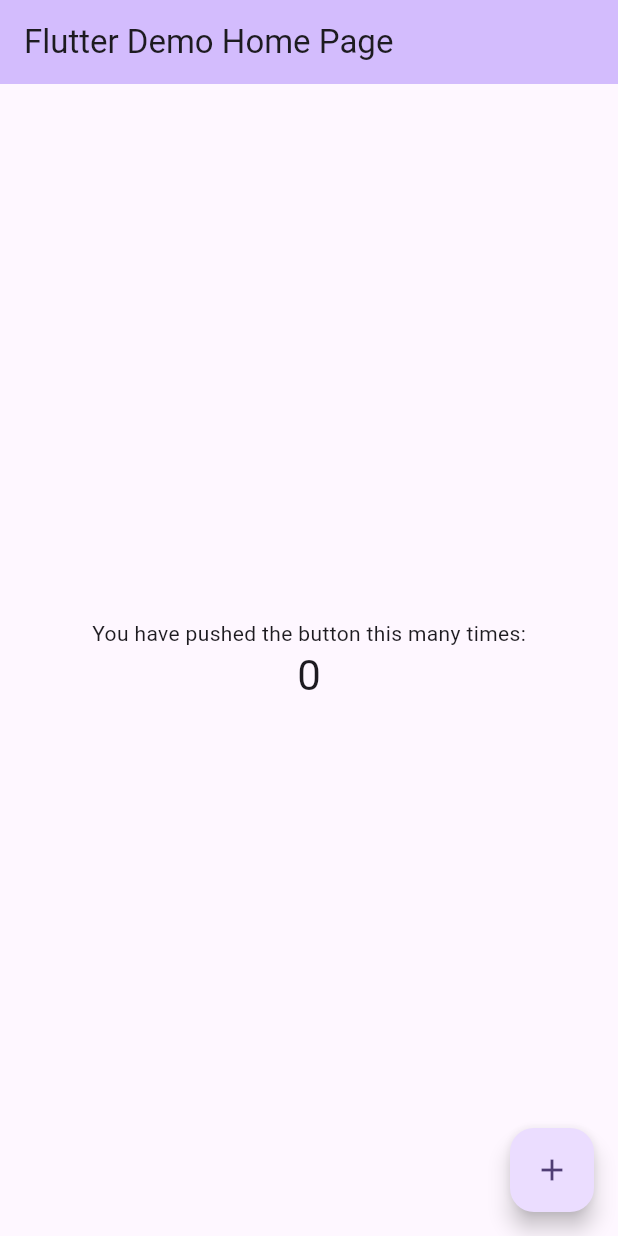
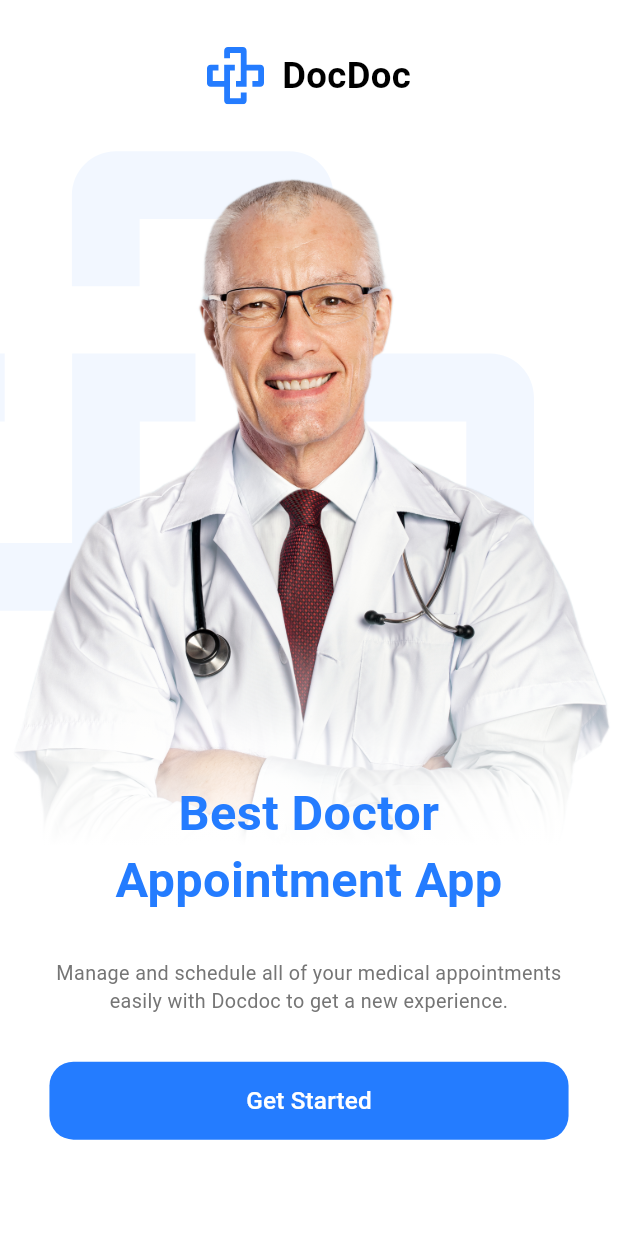
Before and after one commit to Davidwasfy11/flutter_appointment_project, a Flutter app: the screen it shows after launch, on a phone screen of 412 x 824 dp. Run offline on Flutter 3.47's test engine with Material 3 defaults, Android fonts, the phone set to English and light mode, and no system bars; our stand-ins replace flutter_screenutil, flutter_svg.

Commit message:
added images and svgs folders for assets added flutter_svgs & flutter_screenutil make a file doc for client added navigation extentison added routing folder that contain router class and routes file added color and text styles added empty login screen added onboarding screen

```diff
--- /dev/null
+++ b/lib/core/helpers/extensions.dart
@@ -0,0 +1,21 @@
+import 'package:flutter/material.dart';
+
+extension Navigation on BuildContext {
+  Future<dynamic> pushNamed(String routeName, {Object? arguments}) {
+    return Navigator.of(this).pushNamed(routeName, arguments: arguments);
+  }
+
+  Future<dynamic> pushReplacementNamed(String routeName, {Object? arguments}) {
+    return Navigator.of(this)
+        .pushReplacementNamed(routeName, arguments: arguments);
+  }
+
+  Future<dynamic> pushNamedAndRemoveUntil(String routeName,
+      {Object? arguments, required RoutePredicate predicate}) {
+    return Navigator.of(this)
+        .pushNamedAndRemoveUntil(routeName, predicate, arguments: arguments);
+  }
+
+  void pop() => Navigator.of(this).pop();
+  // 34:28696
+}
--- /dev/null
+++ b/lib/core/routing/app_router.dart
@@ -0,0 +1,30 @@
+import 'package:appointment_project/core/routing/routes.dart';
+import 'package:appointment_project/features/login/ui/login_screen.dart';
+import 'package:appointment_project/features/onboarding/onboarding_screen.dart';
+import 'package:flutter/material.dart';
+
+class AppRouter {
+
+
+
+  Route generateRoute(RouteSettings settings){
+
+    // this argument to be passed in any screen like this (argument as ClassName )
+    final argument = settings.arguments;
+
+    switch (settings.name) {
+      case Routes.onBoardingScreen  :
+        return MaterialPageRoute(builder: (_)=> const OnboardingScreen());
+
+      case Routes.loginScreen  :
+        return MaterialPageRoute(builder: (_)=> const LoginScreen());
+
+      default:
+        return MaterialPageRoute(builder: (_)=> Scaffold(
+          body: Center(
+            child:  Text('No route defined for ${settings.name}'),
+          ),
+        ));
+    }
+  }
+}
--- /dev/null
+++ b/lib/core/routing/routes.dart
@@ -0,0 +1,4 @@
+class Routes {
+  static const String onBoardingScreen ="/onBoardingScreen";
+  static const String loginScreen ="/loginScreen";
+}
--- /dev/null
+++ b/lib/core/theming/colors.dart
@@ -0,0 +1,6 @@
+import 'package:flutter/material.dart';
+
+class ColorsManager {
+  static const Color mainBlue = Color(0xFF247CFF);
+  static const Color gray = Color(0xFF757575);
+}
--- /dev/null
+++ b/lib/core/theming/styles.dart
@@ -0,0 +1,27 @@
+import 'package:appointment_project/core/theming/colors.dart';
+import 'package:flutter/material.dart';
+import 'package:flutter_screenutil/flutter_screenutil.dart';
+
+class TextStyles {
+  static TextStyle font24Black700Weight = TextStyle(
+    fontSize: 24.sp,
+    fontWeight: FontWeight.w700,
+    color: Colors.black,
+  );
+  static TextStyle font32BlueBold =TextStyle(
+    fontSize: 32.sp,
+    fontWeight: FontWeight.bold,
+    color: ColorsManager.mainBlue,
+  );
+  static TextStyle font13GrayRegular =TextStyle(
+    fontSize: 13.sp,
+    fontWeight: FontWeight.normal,
+    color: ColorsManager.gray,
+  );
+  static TextStyle font16WhiteSemiBold =TextStyle(
+    fontSize: 16.sp,
+    fontWeight: FontWeight.w500,
+    color: Colors.white,
+  );
+
+}
--- /dev/null
+++ b/lib/doc_app.dart
@@ -0,0 +1,28 @@
+import 'package:appointment_project/core/routing/app_router.dart';
+import 'package:appointment_project/core/routing/routes.dart';
+import 'package:appointment_project/core/theming/colors.dart';
+import 'package:flutter/material.dart';
+import 'package:flutter_screenutil/flutter_screenutil.dart';
+
+class DocApp extends StatelessWidget {
+  final AppRouter appRouter;
+  const DocApp({super.key, required this.appRouter});
+
+  @override
+  Widget build(BuildContext context) {
+    return ScreenUtilInit(
+      designSize: const Size(375, 812),
+      minTextAdapt: true,
+     child: MaterialApp(
+      title: 'Doc App',
+      theme: ThemeData(
+        primaryColor: ColorsManager.mainBlue,
+        scaffoldBackgroundColor: Colors.white,
+      ),
+      debugShowCheckedModeBanner: false,
+      initialRoute: Routes.onBoardingScreen,
+      onGenerateRoute: appRouter.generateRoute,
+     ),
+    ) ;
+  }
+}
--- /dev/null
+++ b/lib/features/login/ui/login_screen.dart
@@ -0,0 +1,17 @@
+import 'package:flutter/material.dart';
+
+class LoginScreen extends StatelessWidget {
+  const LoginScreen({super.key});
+
+  @override
+  Widget build(BuildContext context) {
+    return  Scaffold(
+      appBar: AppBar(
+        title: const Text('Login screen'),
+      ),
+      body: const Center(
+        child: Text("Login Screen is working"),
+      ),
+    );
+  }
+}
--- /dev/null
+++ b/lib/features/onboarding/onboarding_screen.dart
@@ -0,0 +1,50 @@
+import 'package:appointment_project/core/theming/styles.dart';
+import 'package:appointment_project/features/onboarding/widgets/doc_logo_and_name.dart';
+import 'package:appointment_project/features/onboarding/widgets/get_started_button.dart';
+import 'package:flutter/material.dart';
+import 'package:flutter_screenutil/flutter_screenutil.dart';
+
+import 'widgets/doctor_image_and_text.dart';
+
+class OnboardingScreen extends StatelessWidget {
+  const OnboardingScreen({super.key});
+
+  @override
+  Widget build(BuildContext context) {
+    return Scaffold(
+      body: SafeArea(
+        child: SingleChildScrollView(
+          child: Padding(
+            padding: EdgeInsets.only(
+              top: 30.h,
+              bottom: 30.h,
+            ),
+            child: Column(
+              children: [
+                const DocLogoAndName(),
+                SizedBox(
+                  height: 30.h,
+                ),
+                const DoctorImageAndText(),
+                Padding(
+                  padding:  EdgeInsets.symmetric(horizontal: 30.w),
+                  child: Column(
+                    children: [
+                      Text(
+                        'Manage and schedule all of your medical appointments easily with Docdoc to get a new experience.',
+                        style: TextStyles.font13GrayRegular,
+                        textAlign: TextAlign.center,
+                      ),
+                      SizedBox(height: 30.h),
+                      const GetStartedButton(),
+                    ],
+                  ),
+                ),
+              ],
+            ),
+          ),
+        ),
+      ),
+    );
+  }
+}
--- /dev/null
+++ b/lib/features/onboarding/widgets/doc_logo_and_name.dart
@@ -0,0 +1,24 @@
+import 'package:appointment_project/core/theming/styles.dart';
+import 'package:flutter/material.dart';
+import 'package:flutter_svg/flutter_svg.dart';
+import 'package:flutter_screenutil/flutter_screenutil.dart';
+
+class DocLogoAndName extends StatelessWidget {
+  const DocLogoAndName({super.key});
+
+  @override
+  Widget build(BuildContext context) {
+    return Row(
+      mainAxisAlignment: MainAxisAlignment.center,
+      children: [
+        SvgPicture.asset("assets/svgs/docdoc_logo.svg"),
+        SizedBox(width: 10.w),
+        Text(
+          "DocDoc",
+          style: TextStyles.font24Black700Weight,
+          ),
+
+      ],
+    );
+  }
+}
--- /dev/null
+++ b/lib/features/onboarding/widgets/doctor_image_and_text.dart
@@ -0,0 +1,37 @@
+import 'package:appointment_project/core/theming/styles.dart';
+import 'package:flutter/material.dart';
+import 'package:flutter_svg/flutter_svg.dart';
+
+class DoctorImageAndText extends StatelessWidget {
+  const DoctorImageAndText({super.key});
+
+  @override
+  Widget build(BuildContext context) {
+    return Stack(children: [
+      SvgPicture.asset("assets/svgs/docdoc_logo_low_opacity.svg"),
+      Container(
+        foregroundDecoration: BoxDecoration(
+          gradient: LinearGradient(
+              colors: [
+                Colors.white,
+                Colors.white.withOpacity(0.0),
+              ],
+              begin: Alignment.bottomCenter,
+              end: Alignment.topCenter,
+              stops: const [0.14, 0.4]),
+        ),
+        child: Image.asset("assets/images/onboarding_doctor.png"),
+      ),
+      Positioned(
+        bottom: 30,
+        left: 0,
+        right: 0,
+        child: Text(
+          'Best Doctor\nAppointment App',
+          textAlign: TextAlign.center,
+          style: TextStyles.font32BlueBold.copyWith(height: 1.4),
+        ),
+      ),
+    ]);
+  }
+}
--- /dev/null
+++ b/lib/features/onboarding/widgets/get_started_button.dart
@@ -0,0 +1,34 @@
+import 'package:appointment_project/core/helpers/extensions.dart';
+import 'package:appointment_project/core/routing/routes.dart';
+import 'package:appointment_project/core/theming/colors.dart';
+import 'package:appointment_project/core/theming/styles.dart';
+import 'package:flutter/material.dart';
+
+class GetStartedButton extends StatelessWidget {
+  const GetStartedButton({super.key});
+
+  @override
+  Widget build(BuildContext context) {
+    return TextButton(
+      onPressed: () {
+        context.pushNamed(Routes.loginScreen);
+      },
+      style: ButtonStyle(
+        backgroundColor: WidgetStateProperty.all(ColorsManager.mainBlue),
+        tapTargetSize: MaterialTapTargetSize.shrinkWrap,
+        minimumSize: WidgetStateProperty.all(
+          const Size(double.infinity, 52),
+        ),
+        shape: WidgetStateProperty.all(
+          RoundedRectangleBorder(
+            borderRadius: BorderRadius.circular(16),
+          ),
+        ),
+      ),
+      child: Text(
+        'Get Started',
+        style: TextStyles.font16WhiteSemiBold,
+      ),
+    );
+  }
+}
--- a/lib/main.dart
+++ b/lib/main.dart
@@ -1,126 +1,9 @@
+import 'package:appointment_project/core/routing/app_router.dart';
+import 'package:appointment_project/doc_app.dart';
 import 'package:flutter/material.dart';
 
 void main() {
-  runApp(const MyApp());
+  runApp(DocApp(
+    appRouter: AppRouter(),
+  ));
 }
-
-class MyApp extends StatelessWidget {
-  const MyApp({super.key});
-
-  // This widget is the root of your application.
-  @override
-  Widget build(BuildContext context) {
-    return MaterialApp(
-      debugShowCheckedModeBanner: false,
-      title: ' appp',
-      theme: ThemeData(
-        // This is the theme of your application.
-        //
-        // TRY THIS: Try running your application with "flutter run". You'll see
-        // the application has a purple toolbar. Then, without quitting the app,
-        // try changing the seedColor in the colorScheme below to Colors.green
-        // and then invoke "hot reload" (save your changes or press the "hot
-        // reload" button in a Flutter-supported IDE, or press "r" if you used
-        // the command line to start the app).
-        //
-        // Notice that the counter didn't reset back to zero; the application
-        // state is not lost during the reload. To reset the state, use hot
-        // restart instead.
-        //
-        // This works for code too, not just values: Most code changes can be
-        // tested with just a hot reload.
-        colorScheme: ColorScheme.fromSeed(seedColor: Colors.deepPurple),
-        useMaterial3: true,
-      ),
-      home: const MyHomePage(title: 'Flutter Demo Home Page'),
-    );
-  }
-}
-
-class MyHomePage extends StatefulWidget {
-  const MyHomePage({super.key, required this.title});
-
-  // This widget is the home page of your application. It is stateful, meaning
-  // that it has a State object (defined below) that contains fields that affect
-  // how it looks.
-
-  // This class is the configuration for the state. It holds the values (in this
-  // case the title) provided by the parent (in this case the App widget) and
-  // used by the build method of the State. Fields in a Widget subclass are
-  // always marked "final".
-
-  final String title;
-
-  @override
-  State<MyHomePage> createState() => _MyHomePageState();
-}
-
-class _MyHomePageState extends State<MyHomePage> {
-  int _counter = 0;
-
-  void _incrementCounter() {
-    setState(() {
-      // This call to setState tells the Flutter framework that something has
-      // changed in this State, which causes it to rerun the build method below
-      // so that the display can reflect the updated values. If we changed
-      // _counter without calling setState(), then the build method would not be
-      // called again, and so nothing would appear to happen.
-      _counter++;
-    });
-  }
-
-  @override
-  Widget build(BuildContext context) {
-    // This method is rerun every time setState is called, for instance as done
-    // by the _incrementCounter method above.
-    //
-    // The Flutter framework has been optimized to make rerunning build methods
-    // fast, so that you can just rebuild anything that needs updating rather
-    // than having to individually change instances of widgets.
-    return Scaffold(
-      appBar: AppBar(
-        // TRY THIS: Try changing the color here to a specific color (to
-        // Colors.amber, perhaps?) and trigger a hot reload to see the AppBar
-        // change color while the other colors stay the same.
-        backgroundColor: Theme.of(context).colorScheme.inversePrimary,
-        // Here we take the value from the MyHomePage object that was created by
-        // the App.build method, and use it to set our appbar title.
-        title: Text(widget.title),
-      ),
-      body: Center(
-        // Center is a layout widget. It takes a single child and positions it
-        // in the middle of the parent.
-        child: Column(
-          // Column is also a layout widget. It takes a list of children and
-          // arranges them vertically. By default, it sizes itself to fit its
-          // children horizontally, and tries to be as tall as its parent.
-          //
-          // Column has various properties to control how it sizes itself and
-          // how it positions its children. Here we use mainAxisAlignment to
-          // center the children vertically; the main axis here is the vertical
-          // axis because Columns are vertical (the cross axis would be
-          // horizontal).
-          //
-          // TRY THIS: Invoke "debug painting" (choose the "Toggle Debug Paint"
-          // action in the IDE, or press "p" in the console), to see the
-          // wireframe for each widget.
-          mainAxisAlignment: MainAxisAlignment.center,
-          children: <Widget>[
-            const Text(
-              'You have pushed the button this many times:',
-            ),
-            Text(
-              '$_counter',
-              style: Theme.of(context).textTheme.headlineMedium,
-            ),
-          ],
-        ),
-      ),
-      floatingActionButton: FloatingActionButton(
-        onPressed: _incrementCounter,
-        tooltip: 'Increment',
-        child: const Icon(Icons.add),
-      ), // This trailing comma makes auto-formatting nicer for build methods.
-    );
-  }
-}
```
Also changed, not shown: pubspec.yaml (+9 -3 lines), assets/images/onboarding_doctor.png (added), assets/svgs/docdoc_logo.svg (added), assets/svgs/docdoc_logo_low_opacity.svg (added), pubspec.lock, 1 other file.
